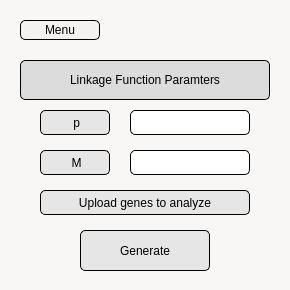
This is colocalizationwindow.ui in LorenzoTarricone/TranscriptomiC as Qt 5 draws it before an edit. The edited form follows.
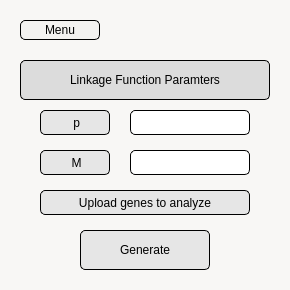
This is the edited form.

Commit message:
Make Style Uniform/Consistent for all Windows
Menu Window => Cute like sugestion from Lorenzo
Bio Process Window => Does now look good

Diff of the .ui file:
```diff
--- a/colocalizationwindow.ui
+++ b/colocalizationwindow.ui
@@ -45,7 +45,7 @@
      <x>80</x>
      <y>230</y>
      <width>130</width>
-     <height>41</height>
+     <height>40</height>
     </rect>
    </property>
    <property name="styleSheet">
```
The commit also changes 5 other files.
